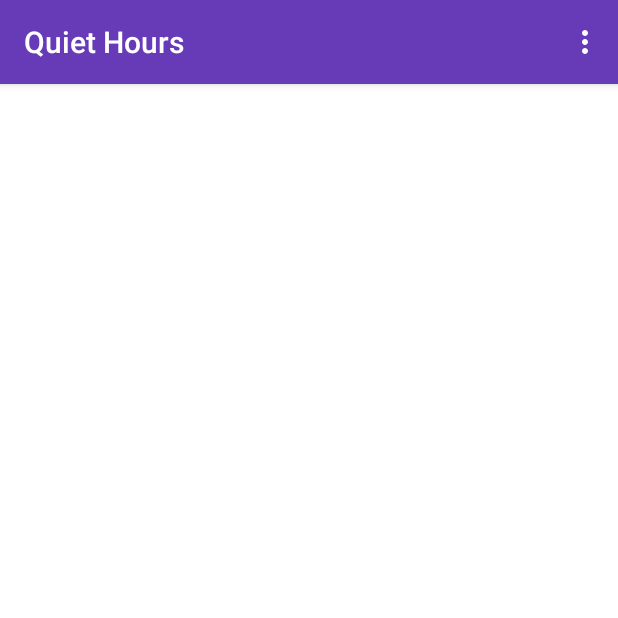
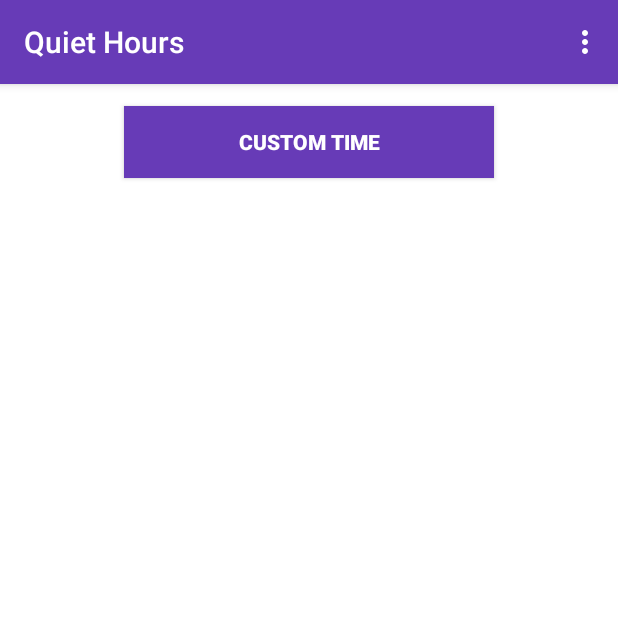
Before and after one commit to mayankagarwal09/QuietHours-Android, an Android app: the MainActivity screen opened directly, with no data from a screen before it, on a phone screen of 412 x 824 dp, the top half of it. Run offline under Robolectric (Android 15) with nearby library versions, the phone set to English and light mode, and no system bars; libraries missing offline, so code that uses them is left out: com.borax12.materialdaterangepicker.

Commit message:
- Customised for Div

```diff
--- a/app/src/main/res/layout/activity_main.xml
+++ b/app/src/main/res/layout/activity_main.xml
@@ -85,6 +85,20 @@
         tools:layout_editor_absoluteY="486dp"
         tools:layout_editor_absoluteX="0dp" />
 
+    <Button
+        android:id="@+id/btn_custom_time"
+        android:layout_width="0dp"
+        android:layout_height="wrap_content"
+        android:layout_gravity="center"
+        android:background="@color/colorPrimary"
+        android:textColor="@android:color/white"
+        android:text="Custom Time"
+        android:textSize="@dimen/select_slot_button_textsize"
+        android:textStyle="bold"
+        app:layout_constraintBottom_toTopOf="@+id/guideline_ten_percent"
+        app:layout_constraintRight_toLeftOf="@+id/right_guideline_button"
+        app:layout_constraintLeft_toLeftOf="@+id/left_guideline_button"
+        app:layout_constraintTop_toTopOf="parent" />
 
     <Button
         android:id="@+id/select_slots_button"
--- a/app/src/main/res/menu/menu.xml
+++ b/app/src/main/res/menu/menu.xml
@@ -8,10 +8,10 @@
         app:showAsAction="never">
     </item>
 
-    <item
-        android:title="About"
-        android:id="@+id/about_menu"
-        app:showAsAction="never">
-    </item>
+    <!--<item-->
+        <!--android:title="About"-->
+        <!--android:id="@+id/about_menu"-->
+        <!--app:showAsAction="never">-->
+    <!--</item>-->
 
 </menu>
```
Also changed, not shown: app/build.gradle (+6 -5 lines), app/src/main/java/com/mayanktechnologies/alarmmanager/MainActivity.java (+79 -2 lines).
